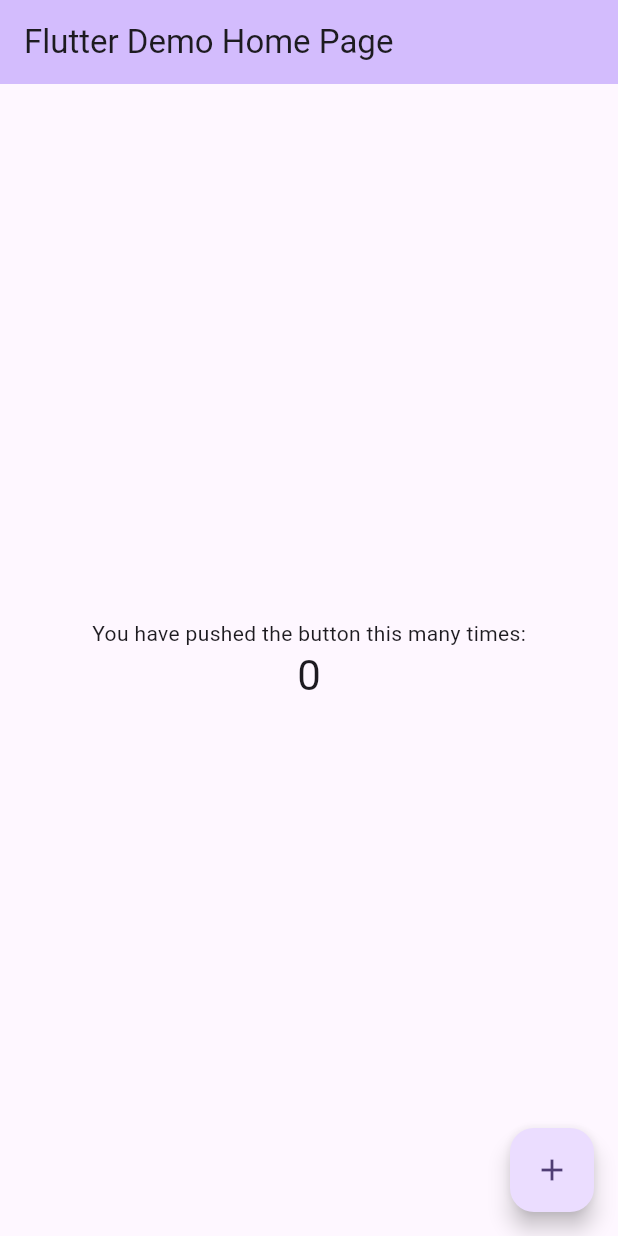
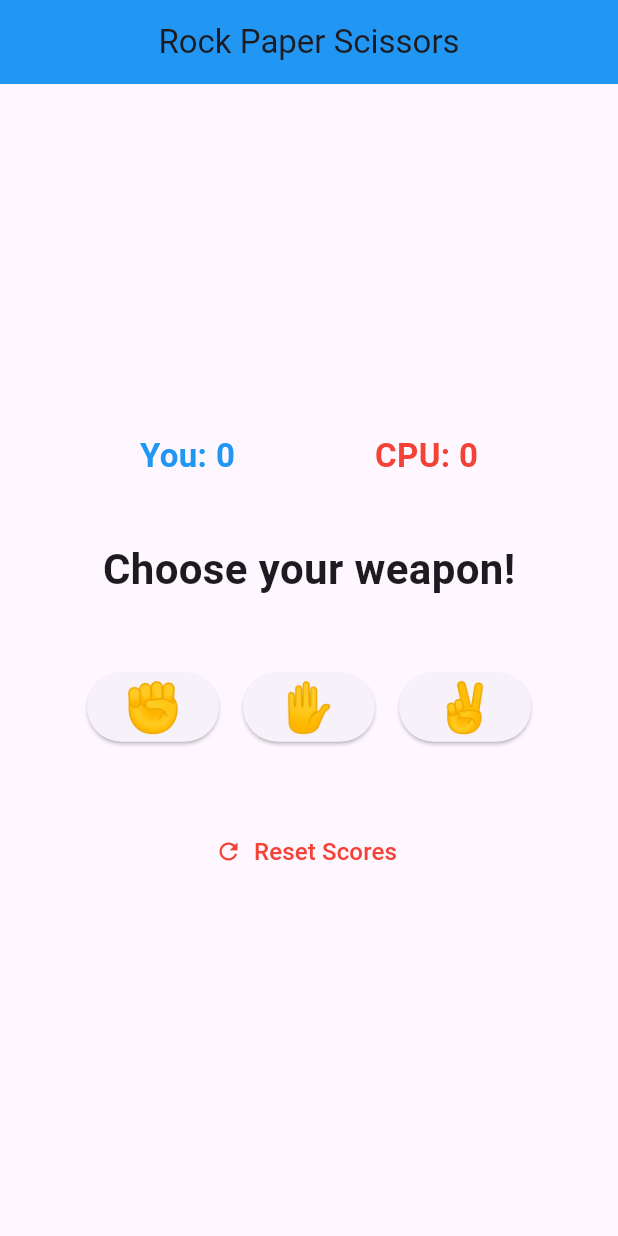
Before and after one commit to gomugomucode/flutter, a Flutter app: the screen it shows after launch, on a phone screen of 412 x 824 dp. Run offline on Flutter 3.47's test engine with Material 3 defaults, Android fonts, the phone set to English and light mode, and no system bars.

Commit message:
Refactor main app structure and enhance game functionality in Rock Paper Scissors

```diff
--- a/rock_paper_scissors/lib/main.dart
+++ b/rock_paper_scissors/lib/main.dart
@@ -1,122 +1,144 @@
+import 'dart:math';
 import 'package:flutter/material.dart';
 
 void main() {
-  runApp(const MyApp());
+  runApp(const RockPaperScissorsApp());
 }
 
-class MyApp extends StatelessWidget {
-  const MyApp({super.key});
+class RockPaperScissorsApp extends StatelessWidget {
+  const RockPaperScissorsApp({super.key});
 
-  // This widget is the root of your application.
   @override
   Widget build(BuildContext context) {
+    // FIXED: Removed 'const' from MaterialApp because GameScreen is dynamic
     return MaterialApp(
-      title: 'Flutter Demo',
-      theme: ThemeData(
-        // This is the theme of your application.
-        //
-        // TRY THIS: Try running your application with "flutter run". You'll see
-        // the application has a purple toolbar. Then, without quitting the app,
-        // try changing the seedColor in the colorScheme below to Colors.green
-        // and then invoke "hot reload" (save your changes or press the "hot
-        // reload" button in a Flutter-supported IDE, or press "r" if you used
-        // the command line to start the app).
-        //
-        // Notice that the counter didn't reset back to zero; the application
-        // state is not lost during the reload. To reset the state, use hot
-        // restart instead.
-        //
-        // This works for code too, not just values: Most code changes can be
-        // tested with just a hot reload.
-        colorScheme: .fromSeed(seedColor: Colors.deepPurple),
-      ),
-      home: const MyHomePage(title: 'Flutter Demo Home Page'),
+      debugShowCheckedModeBanner: false,
+      home: const GameScreen(),
     );
   }
 }
 
-class MyHomePage extends StatefulWidget {
-  const MyHomePage({super.key, required this.title});
-
-  // This widget is the home page of your application. It is stateful, meaning
-  // that it has a State object (defined below) that contains fields that affect
-  // how it looks.
-
-  // This class is the configuration for the state. It holds the values (in this
-  // case the title) provided by the parent (in this case the App widget) and
-  // used by the build method of the State. Fields in a Widget subclass are
-  // always marked "final".
-
-  final String title;
+class GameScreen extends StatefulWidget {
+  const GameScreen({super.key});
 
   @override
-  State<MyHomePage> createState() => _MyHomePageState();
+  State<GameScreen> createState() => _GameScreenState();
 }
 
-class _MyHomePageState extends State<MyHomePage> {
-  int _counter = 0;
+class _GameScreenState extends State<GameScreen> {
+  // 1. Game Data
+  final List<String> _choices = ['Rock', 'Paper', 'Scissors'];
+  final List<String> _emojis = ['✊', '✋', '✌️'];
 
-  void _incrementCounter() {
+  // 2. State Variables
+  String _playerChoice = '';
+  String _computerChoice = '';
+  String _result = 'Choose your weapon!';
+  int _playerScore = 0;
+  int _computerScore = 0;
+
+  // 3. Game Engine Function
+  void _playGame(int playerIndex) {
+    final random = Random();
+    int computerIndex = random.nextInt(3);
+
     setState(() {
-      // This call to setState tells the Flutter framework that something has
-      // changed in this State, which causes it to rerun the build method below
-      // so that the display can reflect the updated values. If we changed
-      // _counter without calling setState(), then the build method would not be
-      // called again, and so nothing would appear to happen.
-      _counter++;
+      _playerChoice = '${_emojis[playerIndex]} ${_choices[playerIndex]}';
+      _computerChoice = '${_emojis[computerIndex]} ${_choices[computerIndex]}';
+
+      if (playerIndex == computerIndex) {
+        _result = "It's a tie! 👔";
+      } else if ((playerIndex == 0 && computerIndex == 2) ||
+          (playerIndex == 1 && computerIndex == 0) ||
+          (playerIndex == 2 && computerIndex == 1)) {
+        _result = "You Win! 🎉";
+        _playerScore++;
+      } else {
+        _result = "Computer Wins! 😢";
+        _computerScore++;
+      }
+    });
+  }
+
+  // 4. Reset function
+  void _resetGame() {
+    setState(() {
+      _playerScore = 0;
+      _computerScore = 0;
+      _playerChoice = '';
+      _computerChoice = '';
+      _result = 'Choose your weapon!';
     });
   }
 
   @override
   Widget build(BuildContext context) {
-    // This method is rerun every time setState is called, for instance as done
-    // by the _incrementCounter method above.
-    //
-    // The Flutter framework has been optimized to make rerunning build methods
-    // fast, so that you can just rebuild anything that needs updating rather
-    // than having to individually change instances of widgets.
     return Scaffold(
       appBar: AppBar(
-        // TRY THIS: Try changing the color here to a specific color (to
-        // Colors.amber, perhaps?) and trigger a hot reload to see the AppBar
-        // change color while the other colors stay the same.
-        backgroundColor: Theme.of(context).colorScheme.inversePrimary,
-        // Here we take the value from the MyHomePage object that was created by
-        // the App.build method, and use it to set our appbar title.
-        title: Text(widget.title),
+        title: const Text('Rock Paper Scissors'),
+        backgroundColor: Colors.blue,
+        centerTitle: true,
       ),
       body: Center(
-        // Center is a layout widget. It takes a single child and positions it
-        // in the middle of the parent.
         child: Column(
-          // Column is also a layout widget. It takes a list of children and
-          // arranges them vertically. By default, it sizes itself to fit its
-          // children horizontally, and tries to be as tall as its parent.
-          //
-          // Column has various properties to control how it sizes itself and
-          // how it positions its children. Here we use mainAxisAlignment to
-          // center the children vertically; the main axis here is the vertical
-          // axis because Columns are vertical (the cross axis would be
-          // horizontal).
-          //
-          // TRY THIS: Invoke "debug painting" (choose the "Toggle Debug Paint"
-          // action in the IDE, or press "p" in the console), to see the
-          // wireframe for each widget.
-          mainAxisAlignment: .center,
+          mainAxisAlignment: MainAxisAlignment.center,
           children: [
-            const Text('You have pushed the button this many times:'),
+            // ADDED: Live scoreboard layout at the top
+            Row(
+              mainAxisAlignment: MainAxisAlignment.spaceEvenly,
+              children: [
+                Text('You: $_playerScore', style: const TextStyle(fontSize: 22, fontWeight: FontWeight.bold, color: Colors.blue)),
+                Text('CPU: $_computerScore', style: const TextStyle(fontSize: 22, fontWeight: FontWeight.bold, color: Colors.red)),
+              ],
+            ),
+            const SizedBox(height: 40),
+
+            // Display game result text
             Text(
-              '$_counter',
-              style: Theme.of(context).textTheme.headlineMedium,
+              _result,
+              style: const TextStyle(fontSize: 28, fontWeight: FontWeight.bold),
+            ),
+            const SizedBox(height: 40),
+
+            // Conditional rendering: Only show choices if the player has made a move
+            if (_playerChoice.isNotEmpty) ...[
+              Text('You: $_playerChoice', style: const TextStyle(fontSize: 20)),
+              const SizedBox(height: 10),
+              Text(
+                'Computer: $_computerChoice',
+                style: const TextStyle(fontSize: 20),
+              ),
+              const SizedBox(height: 40),
+            ],
+
+            // Row of interactive weapon buttons
+            Row(
+              mainAxisAlignment: MainAxisAlignment.center,
+              children: List.generate(3, (index) {
+                return Padding(
+                  padding: const EdgeInsets.all(8.0),
+                  child: ElevatedButton(
+                    onPressed: () => _playGame(index),
+                    child: Text(
+                      _emojis[index],
+                      style: const TextStyle(fontSize: 32),
+                    ),
+                  ),
+                );
+              }),
+            ),
+
+            const SizedBox(height: 40),
+
+            // ADDED: Reset button at the bottom connected to your _resetGame function
+            TextButton.icon(
+              onPressed: _resetGame,
+              icon: const Icon(Icons.refresh, color: Colors.red),
+              label: const Text('Reset Scores', style: TextStyle(color: Colors.red, fontSize: 16)),
             ),
           ],
         ),
       ),
-      floatingActionButton: FloatingActionButton(
-        onPressed: _incrementCounter,
-        tooltip: 'Increment',
-        child: const Icon(Icons.add),
-      ),
     );
   }
 }
```
Also changed, not shown: 1 other file.
